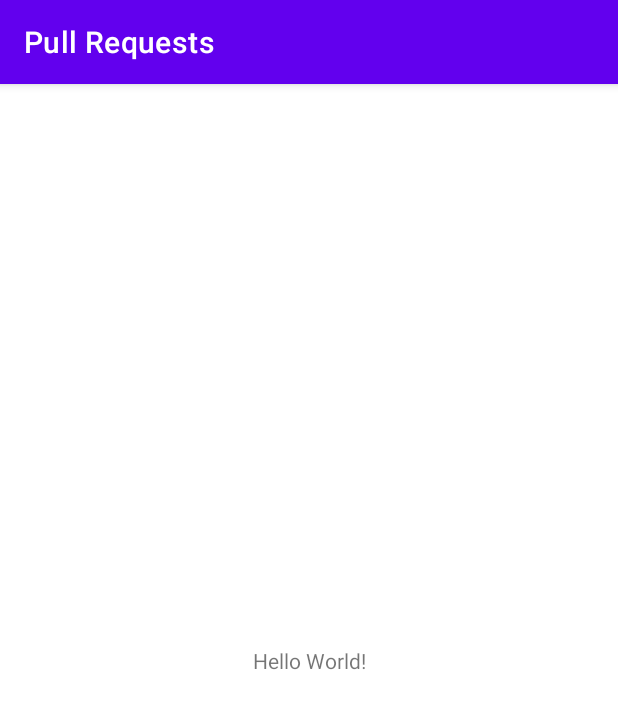
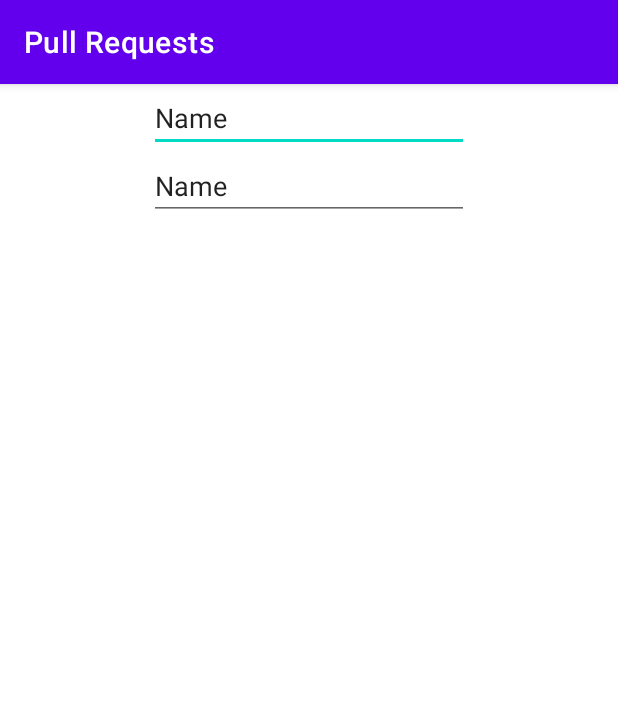
Before and after one commit to ranjanproject/PullRequests, an Android app: the screen it shows after launch (ProjectAndUserNameActivity), on a phone screen of 412 x 824 dp. Shown: the top 709 px of the screen. Run offline under Robolectric (Android 15) with nearby library versions, the phone set to English and light mode, and no system bars.

Commit message:
navigation added

```diff
--- a/app/build.gradle
+++ b/app/build.gradle
@@ -47,6 +47,8 @@ dependencies {
     implementation 'androidx.legacy:legacy-support-v4:1.0.0'
     implementation 'androidx.lifecycle:lifecycle-livedata-ktx:2.3.1'
     implementation 'androidx.lifecycle:lifecycle-viewmodel-ktx:2.3.1'
+    implementation 'androidx.navigation:navigation-fragment-ktx:2.5.0'
+    implementation 'androidx.navigation:navigation-ui-ktx:2.5.0'
 
     testImplementation 'junit:junit:4.13.2'
     androidTestImplementation 'androidx.test.ext:junit:1.1.3'
--- a/app/src/main/res/layout/activity_main.xml
+++ b/app/src/main/res/layout/activity_main.xml
@@ -1,18 +1,17 @@
 <?xml version="1.0" encoding="utf-8"?>
-<androidx.constraintlayout.widget.ConstraintLayout xmlns:android="http://schemas.android.com/apk/res/android"
+<FrameLayout xmlns:android="http://schemas.android.com/apk/res/android"
+    xmlns:tools="http://schemas.android.com/tools"
     xmlns:app="http://schemas.android.com/apk/res-auto"
-    xmlns:tools="http://schemas.android.com/tools"
     android:layout_width="match_parent"
     android:layout_height="match_parent"
     tools:context=".activities.ProjectAndUserNameActivity">
 
-    <TextView
-        android:layout_width="wrap_content"
-        android:layout_height="wrap_content"
-        android:text="Hello World!"
-        app:layout_constraintBottom_toBottomOf="parent"
-        app:layout_constraintEnd_toEndOf="parent"
-        app:layout_constraintStart_toStartOf="parent"
-        app:layout_constraintTop_toTopOf="parent" />
+    <androidx.fragment.app.FragmentContainerView
+        android:id="@+id/nav_host_fragment"
+        android:name="androidx.navigation.fragment.NavHostFragment"
+        android:layout_width="match_parent"
+        android:layout_height="match_parent"
+        app:defaultNavHost="true"
+        app:navGraph="@navigation/nav_graph"/>
 
-</androidx.constraintlayout.widget.ConstraintLayout>
+</FrameLayout>
--- a/app/src/main/res/navigation/nav_graph.xml
+++ b/app/src/main/res/navigation/nav_graph.xml
@@ -1,6 +1,26 @@
 <?xml version="1.0" encoding="utf-8"?>
 <navigation xmlns:android="http://schemas.android.com/apk/res/android"
     xmlns:app="http://schemas.android.com/apk/res-auto"
-    android:id="@+id/nav_graph">
+    xmlns:tools="http://schemas.android.com/tools"
+    android:id="@+id/nav_graph"
+    app:startDestination="@id/userAndProjectFragment">
 
+    <fragment
+        android:id="@+id/userAndProjectFragment"
+        android:name="com.example.pullrequests.fragments.UserAndProjectFragment"
+        android:label="fragment_user_and_project"
+        tools:layout="@layout/fragment_user_and_project" >
+        <action
+            android:id="@+id/action_userAndProjectFragment_to_closedPullRequestFragment"
+            app:destination="@id/closedPullRequestFragment" />
+    </fragment>
+    <fragment
+        android:id="@+id/closedPullRequestFragment"
+        android:name="com.example.pullrequests.fragments.ClosedPullRequestFragment"
+        android:label="fragment_closed_pull_request"
+        tools:layout="@layout/fragment_closed_pull_request" >
+        <action
+            android:id="@+id/action_closedPullRequestFragment_to_userAndProjectFragment"
+            app:destination="@id/userAndProjectFragment" />
+    </fragment>
 </navigation>
```
